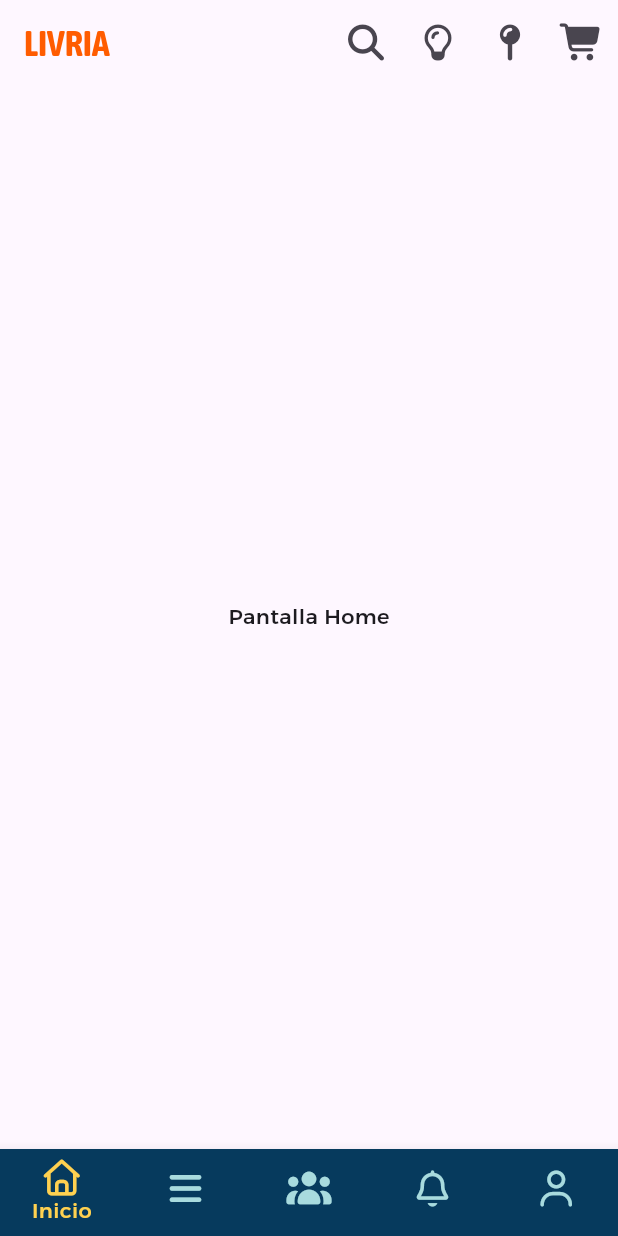
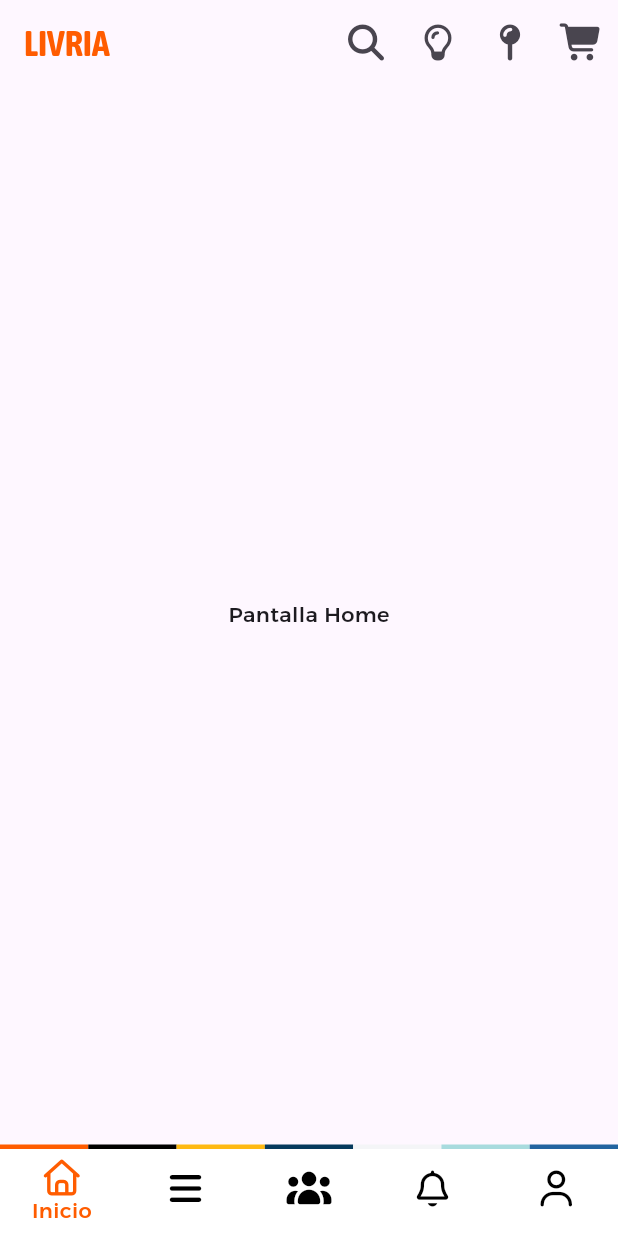
Before and after one commit to LivriaOrg/Livria-User, a Flutter app: the screen it shows after launch, on a phone screen of 412 x 824 dp. Run offline on Flutter 3.47's test engine with Material 3 defaults, Android fonts, the phone set to English and light mode, and no system bars; our stand-ins replace font_awesome_flutter, go_router.

Commit message:
Improve Bottom Navigation Bar Styles

```diff
--- a/lib/common/theme/app_theme.dart
+++ b/lib/common/theme/app_theme.dart
@@ -1,10 +1,22 @@
 // lib/common/theme/app_theme.dart
 
 import 'package:flutter/material.dart';
+import 'package:livria_user/common/theme/app_colors.dart';
 
 
 ThemeData getAppTheme() {
   return ThemeData(
+
+    bottomNavigationBarTheme: BottomNavigationBarThemeData(
+      backgroundColor: AppColors.white,
+      selectedItemColor: AppColors.primaryOrange,
+      unselectedItemColor: AppColors.black,
+      elevation: 0,
+
+      type: BottomNavigationBarType.fixed,
+      showUnselectedLabels: false,
+      showSelectedLabels: true,
+    ),
 
     // Default Font
     fontFamily: 'Alexandria',
--- a/lib/common/widgets/main_shell.dart
+++ b/lib/common/widgets/main_shell.dart
@@ -4,6 +4,7 @@ import 'package:go_router/go_router.dart';
 
 import 'package:livria_user/common/utils/app_icons.dart';
 import 'package:livria_user/common/theme/app_colors.dart';
+import 'package:livria_user/common/widgets/multi_color_line.dart';
 
 
 class MainShell extends StatelessWidget {
@@ -59,14 +60,16 @@ class MainShell extends StatelessWidget {
       body: child,
 
       // Barra inferior
-      bottomNavigationBar: BottomNavigationBar(
+      bottomNavigationBar: Column(
+        mainAxisSize: MainAxisSize.min, // para que la columna no ocupe toda la pantalla
+        children: [
+
+          // linea de colores personalizada
+          const MultiColorLine(),
+
+          BottomNavigationBar(
             // Estilos
               type: BottomNavigationBarType.fixed, // Para que se vean los 5 ítems
-        backgroundColor: AppColors.darkBlue,
-        selectedItemColor: AppColors.accentGold,
-        unselectedItemColor: AppColors.softTeal,
-        showUnselectedLabels: false,
-        showSelectedLabels: true,
               currentIndex: _calculateCurrentIndex(context), // calcular el ítem activo
               onTap: (index) => _onItemTapped(index, context), // navegar al tocar
 
@@ -93,6 +96,8 @@ class MainShell extends StatelessWidget {
                 ),
               ]
           ),
+        ]
+      )
     );
   }
 
--- /dev/null
+++ b/lib/common/widgets/multi_color_line.dart
@@ -0,0 +1,36 @@
+import 'package:flutter/material.dart';
+import 'package:livria_user/common/theme/app_colors.dart';
+
+class MultiColorLine extends StatelessWidget {
+  const MultiColorLine({super.key, this.height = 3}); // height es para el grosor
+
+  final double height;
+
+  @override
+  Widget build(BuildContext context) {
+    // usamos una fila con 7 contenedores expandidos
+    return Row(
+      children: [
+        _buildColorBar(AppColors.primaryOrange),
+        _buildColorBar(AppColors.black),
+        _buildColorBar(AppColors.secondaryYellow),
+        _buildColorBar(AppColors.darkBlue),
+        _buildColorBar(AppColors.lightGrey),
+        _buildColorBar(AppColors.softTeal),
+        _buildColorBar(AppColors.vibrantBlue)
+      ],
+    );
+  }
+
+  // Widget para cada segmento de color
+  Widget _buildColorBar(Color color) {
+    return Expanded(
+      flex: 1, // todos tienen el mismo ancho
+      child: Container(
+        height: height,
+        color: color,
+      ),
+    );
+  }
+
+}
```
Lines whose indentation alone changed are shown as unchanged.
